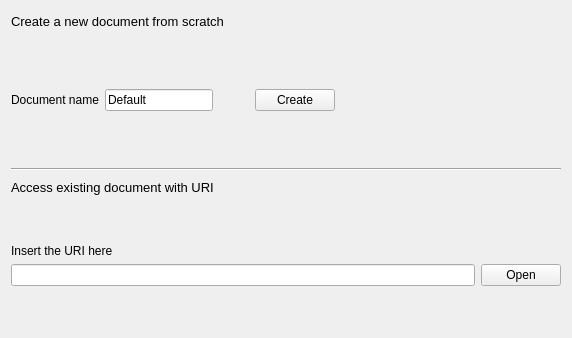
This is CLIENT/GUI/ui/gui_newdoc.ui in GiuliCler/GIMPteam as Qt 5 draws it before an edit. The edited form follows.
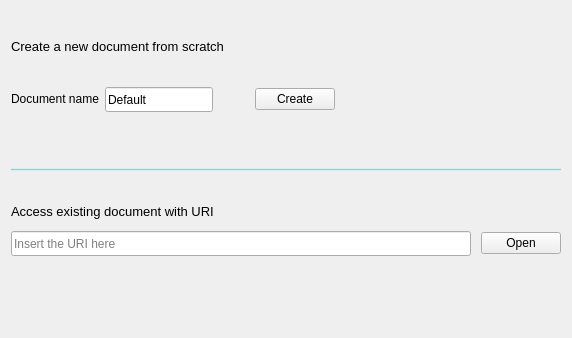
This is the edited form.

The edit to the form file:
```diff
--- a/CLIENT/GUI/ui/gui_newdoc.ui
+++ b/CLIENT/GUI/ui/gui_newdoc.ui
@@ -19,9 +19,30 @@
   <property name="windowTitle">
    <string>Form</string>
   </property>
-  <layout class="QVBoxLayout" name="verticalLayout_4" stretch="1,0,1">
+  <property name="styleSheet">
+   <string notr="true">#line_1{
+background-color: rgb(203, 240, 251);
+}</string>
+  </property>
+  <layout class="QVBoxLayout" name="verticalLayout_4" stretch="1,1,1">
    <item>
-    <layout class="QVBoxLayout" name="verticalLayout" stretch="0,1,0,1">
+    <layout class="QVBoxLayout" name="verticalLayout" stretch="1,0,1,0,2">
+     <property name="topMargin">
+      <number>0</number>
+     </property>
+     <item>
+      <spacer name="verticalSpacer">
+       <property name="orientation">
+        <enum>Qt::Vertical</enum>
+       </property>
+       <property name="sizeHint" stdset="0">
+        <size>
+         <width>20</width>
+         <height>40</height>
+        </size>
+       </property>
+      </spacer>
+     </item>
      <item>
       <layout class="QHBoxLayout" name="horizontalLayout_3">
        <item>
@@ -31,6 +52,9 @@
            <pointsize>10</pointsize>
           </font>
          </property>
+         <property name="cursor">
+          <cursorShape>IBeamCursor</cursorShape>
+         </property>
          <property name="text">
           <string>Create a new document from scratch</string>
          </property>
@@ -87,6 +111,12 @@
            <verstretch>0</verstretch>
           </sizepolicy>
          </property>
+         <property name="minimumSize">
+          <size>
+           <width>0</width>
+           <height>25</height>
+          </size>
+         </property>
          <property name="text">
           <string>Default</string>
          </property>
@@ -146,14 +176,154 @@
     </layout>
    </item>
    <item>
-    <widget class="Line" name="line">
+    <widget class="Line" name="line_1">
+     <property name="palette">
+      <palette>
+       <active>
+        <colorrole role="WindowText">
+         <brush brushstyle="SolidPattern">
+          <color alpha="255">
+           <red>169</red>
+           <green>200</green>
+           <blue>192</blue>
+          </color>
+         </brush>
+        </colorrole>
+        <colorrole role="Button">
+         <brush brushstyle="SolidPattern">
+          <color alpha="255">
+           <red>203</red>
+           <green>240</green>
+           <blue>251</blue>
+          </color>
+         </brush>
+        </colorrole>
+        <colorrole role="Base">
+         <brush brushstyle="SolidPattern">
+          <color alpha="255">
+           <red>203</red>
+           <green>240</green>
+           <blue>251</blue>
+          </color>
+         </brush>
+        </colorrole>
+        <colorrole role="Window">
+         <brush brushstyle="SolidPattern">
+          <color alpha="255">
+           <red>203</red>
+           <green>240</green>
+           <blue>251</blue>
+          </color>
+         </brush>
+        </colorrole>
+       </active>
+       <inactive>
+        <colorrole role="WindowText">
+         <brush brushstyle="SolidPattern">
+          <color alpha="255">
+           <red>169</red>
+           <green>200</green>
+           <blue>192</blue>
+          </color>
+         </brush>
+        </colorrole>
+        <colorrole role="Button">
+         <brush brushstyle="SolidPattern">
+          <color alpha="255">
+           <red>203</red>
+           <green>240</green>
+           <blue>251</blue>
+          </color>
+         </brush>
+        </colorrole>
+        <colorrole role="Base">
+         <brush brushstyle="SolidPattern">
+          <color alpha="255">
+           <red>203</red>
+           <green>240</green>
+           <blue>251</blue>
+          </color>
+         </brush>
+        </colorrole>
+        <colorrole role="Window">
+         <brush brushstyle="SolidPattern">
+          <color alpha="255">
+           <red>203</red>
+           <green>240</green>
+           <blue>251</blue>
+          </color>
+         </brush>
+        </colorrole>
+       </inactive>
+       <disabled>
+        <colorrole role="WindowText">
+         <brush brushstyle="SolidPattern">
+          <color alpha="255">
+           <red>120</red>
+           <green>120</green>
+           <blue>120</blue>
+          </color>
+         </brush>
+        </colorrole>
+        <colorrole role="Button">
+         <brush brushstyle="SolidPattern">
+          <color alpha="255">
+           <red>203</red>
+           <green>240</green>
+           <blue>251</blue>
+          </color>
+         </brush>
+        </colorrole>
+        <colorrole role="Base">
+         <brush brushstyle="SolidPattern">
+          <color alpha="255">
+           <red>203</red>
+           <green>240</green>
+           <blue>251</blue>
+          </color>
+         </brush>
+        </colorrole>
+        <colorrole role="Window">
+         <brush brushstyle="SolidPattern">
+          <color alpha="255">
+           <red>203</red>
+           <green>240</green>
+           <blue>251</blue>
+          </color>
+         </brush>
+        </colorrole>
+       </disabled>
+      </palette>
+     </property>
+     <property name="frameShadow">
+      <enum>QFrame::Plain</enum>
+     </property>
      <property name="orientation">
       <enum>Qt::Horizontal</enum>
      </property>
     </widget>
    </item>
    <item>
-    <layout class="QVBoxLayout" name="verticalLayout_3">
+    <layout class="QVBoxLayout" name="verticalLayout_3" stretch="1,0,0,3">
+     <property name="spacing">
+      <number>10</number>
+     </property>
+     <property name="topMargin">
+      <number>0</number>
+     </property>
+     <item>
+      <spacer name="verticalSpacer_5">
+       <property name="orientation">
+        <enum>Qt::Vertical</enum>
+       </property>
+       <property name="sizeHint" stdset="0">
+        <size>
+         <width>20</width>
+         <height>40</height>
+        </size>
+       </property>
+      </spacer>
+     </item>
      <item>
       <layout class="QHBoxLayout" name="horizontalLayout_4">
        <item>
@@ -163,6 +333,9 @@
            <pointsize>10</pointsize>
           </font>
          </property>
+         <property name="cursor">
+          <cursorShape>IBeamCursor</cursorShape>
+         </property>
          <property name="text">
           <string>Access existing document with URI</string>
          </property>
@@ -184,46 +357,26 @@
       </layout>
      </item>
      <item>
-      <spacer name="verticalSpacer">
-       <property name="orientation">
-        <enum>Qt::Vertical</enum>
-       </property>
-       <property name="sizeHint" stdset="0">
-        <size>
-         <width>20</width>
-         <height>13</height>
-        </size>
-       </property>
-      </spacer>
-     </item>
-     <item>
-      <layout class="QVBoxLayout" name="verticalLayout_2">
+      <layout class="QHBoxLayout" name="horizontalLayout_2">
        <item>
-        <widget class="QLabel" name="label_2">
-         <property name="cursor">
-          <cursorShape>IBeamCursor</cursorShape>
+        <widget class="QLineEdit" name="URILineEdit">
+         <property name="minimumSize">
+          <size>
+           <width>0</width>
+           <height>25</height>
+          </size>
          </property>
-         <property name="text">
+         <property name="placeholderText">
           <string>Insert the URI here</string>
          </property>
-         <property name="textInteractionFlags">
-          <set>Qt::LinksAccessibleByMouse|Qt::TextSelectableByMouse</set>
-         </property>
         </widget>
        </item>
        <item>
-        <layout class="QHBoxLayout" name="horizontalLayout_2">
-         <item>
-          <widget class="QLineEdit" name="URILineEdit"/>
-         </item>
-         <item>
-          <widget class="QPushButton" name="openURIPushButton">
-           <property name="text">
-            <string>Open</string>
-           </property>
-          </widget>
-         </item>
-        </layout>
+        <widget class="QPushButton" name="openURIPushButton">
+         <property name="text">
+          <string>Open</string>
+         </property>
+        </widget>
        </item>
       </layout>
      </item>
```
